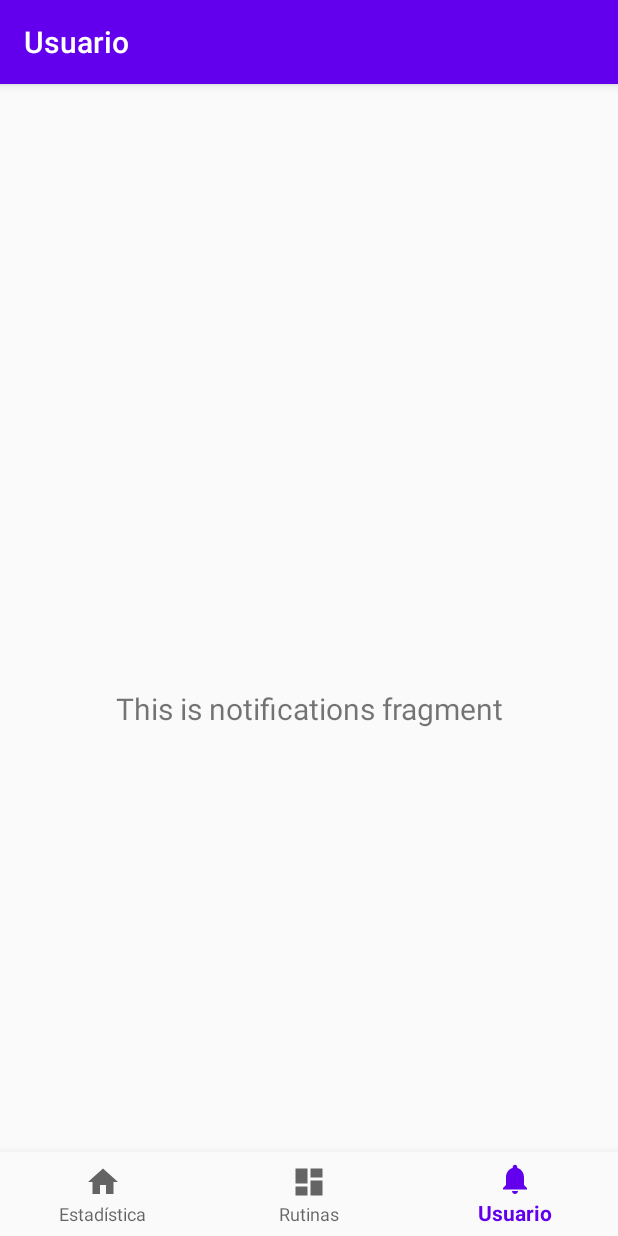
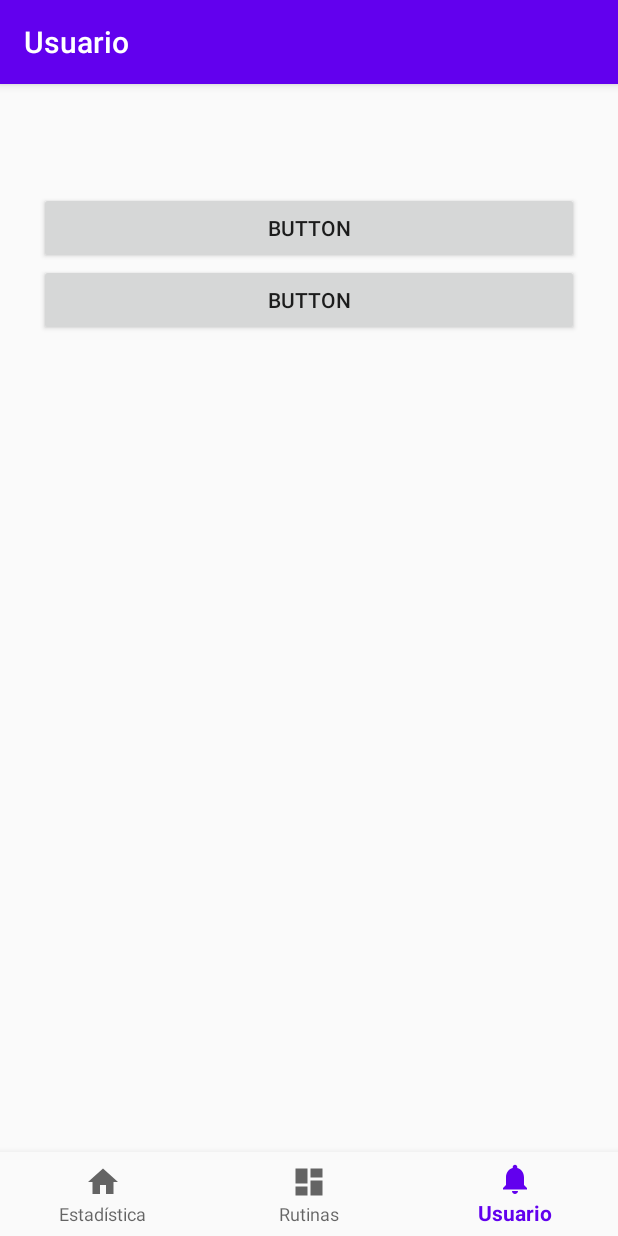
Before and after one commit to Quimisagi/UltraFit, an Android app: the NotificationsFragment screen opened through its navigation route, on a phone screen of 412 x 824 dp. Run offline under Robolectric (Android 15) with nearby library versions, the phone set to English and light mode, and no system bars; our stand-ins replace navigation-ui; network calls fail.

Commit message:
Ya casiiiii

```diff
--- a/app/src/main/java/com/example/ultrafit/WelcomeActivity.java
+++ b/app/src/main/java/com/example/ultrafit/WelcomeActivity.java
@@ -29,14 +29,13 @@ public class WelcomeActivity extends AppCompatActivity {
     @RequiresApi(api = Build.VERSION_CODES.O)
     public void checkSavedData() throws IOException, ClassNotFoundException {
         User tempUser = (User)DataHandler.loadData(getApplicationContext());
-        System.out.println("xDD");
-        if(true){
+        System.out.println(tempUser.getName());
+        if(tempUser != null){
             toRegisterActivity();
         }
         else{
             toMainActivity();
         }
-        System.out.println(":0");
     }
 
     public Runnable redirectToActivityAfterDelay(Class<?> cls){
--- a/app/src/main/java/com/example/ultrafit/ui/notifications/NotificationsFragment.java
+++ b/app/src/main/java/com/example/ultrafit/ui/notifications/NotificationsFragment.java
@@ -22,14 +22,8 @@ public class NotificationsFragment extends Fragment {
                              ViewGroup container, Bundle savedInstanceState) {
         notificationsViewModel =
                 ViewModelProviders.of(this).get(NotificationsViewModel.class);
-        View root = inflater.inflate(R.layout.fragment_notifications, container, false);
-        final TextView textView = root.findViewById(R.id.text_notifications);
-        notificationsViewModel.getText().observe(getViewLifecycleOwner(), new Observer<String>() {
-            @Override
-            public void onChanged(@Nullable String s) {
-                textView.setText(s);
-            }
-        });
+        View root = inflater.inflate(R.layout.fragment_users, container, false);
+
         return root;
     }
 }
--- a/app/src/main/res/layout/activity_register.xml
+++ b/app/src/main/res/layout/activity_register.xml
@@ -82,6 +82,7 @@
             android:layout_width="match_parent"
             android:layout_height="wrap_content"
             android:inputType="number"
+            android:onClick="onAccept"
             android:text="Button" />
 
     </LinearLayout>
--- a/app/src/main/res/layout/fragment_notifications.xml
+++ /dev/null
@@ -1,22 +0,0 @@
-<?xml version="1.0" encoding="utf-8"?>
-<androidx.constraintlayout.widget.ConstraintLayout xmlns:android="http://schemas.android.com/apk/res/android"
-    xmlns:app="http://schemas.android.com/apk/res-auto"
-    xmlns:tools="http://schemas.android.com/tools"
-    android:layout_width="match_parent"
-    android:layout_height="match_parent"
-    tools:context=".ui.notifications.NotificationsFragment">
-
-    <TextView
-        android:id="@+id/text_notifications"
-        android:layout_width="match_parent"
-        android:layout_height="wrap_content"
-        android:layout_marginStart="8dp"
-        android:layout_marginTop="8dp"
-        android:layout_marginEnd="8dp"
-        android:textAlignment="center"
-        android:textSize="20sp"
-        app:layout_constraintBottom_toBottomOf="parent"
-        app:layout_constraintEnd_toEndOf="parent"
-        app:layout_constraintStart_toStartOf="parent"
-        app:layout_constraintTop_toTopOf="parent" />
-</androidx.constraintlayout.widget.ConstraintLayout>
--- /dev/null
+++ b/app/src/main/res/layout/fragment_users.xml
@@ -0,0 +1,33 @@
+<?xml version="1.0" encoding="utf-8"?>
+<androidx.constraintlayout.widget.ConstraintLayout xmlns:android="http://schemas.android.com/apk/res/android"
+    xmlns:app="http://schemas.android.com/apk/res-auto"
+    xmlns:tools="http://schemas.android.com/tools"
+    android:layout_width="match_parent"
+    android:layout_height="match_parent"
+    tools:context=".ui.notifications.NotificationsFragment">
+
+    <LinearLayout
+        android:layout_width="360dp"
+        android:layout_height="680dp"
+        android:layout_marginTop="1dp"
+        android:layout_marginBottom="1dp"
+        android:orientation="vertical"
+        app:layout_constraintBottom_toBottomOf="parent"
+        app:layout_constraintEnd_toEndOf="parent"
+        app:layout_constraintStart_toStartOf="parent"
+        app:layout_constraintTop_toTopOf="parent"
+        app:layout_constraintVertical_bias="0.51">
+
+        <Button
+            android:id="@+id/button2"
+            android:layout_width="match_parent"
+            android:layout_height="wrap_content"
+            android:text="Button" />
+
+        <Button
+            android:id="@+id/button3"
+            android:layout_width="match_parent"
+            android:layout_height="wrap_content"
+            android:text="Button" />
+    </LinearLayout>
+</androidx.constraintlayout.widget.ConstraintLayout>
--- a/app/src/main/res/navigation/mobile_navigation.xml
+++ b/app/src/main/res/navigation/mobile_navigation.xml
@@ -21,5 +21,5 @@
         android:id="@+id/navigation_notifications"
         android:name="com.example.ultrafit.ui.notifications.NotificationsFragment"
         android:label="@string/title_user"
-        tools:layout="@layout/fragment_notifications" />
+        tools:layout="@layout/fragment_users" />
 </navigation>
```
Also changed, not shown: app/src/main/java/com/example/ultrafit/DataHandler.java (+14 -2 lines).
